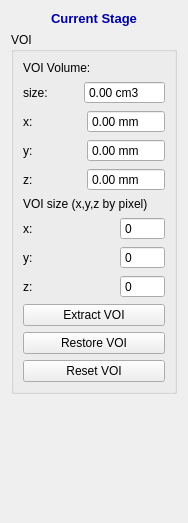
Before: the Qt Designer form codes/Controller/InteractorStyles/QInteractorStyleVOI.ui in wuzhuobin/PlaqueQuant, drawn with Qt 5.
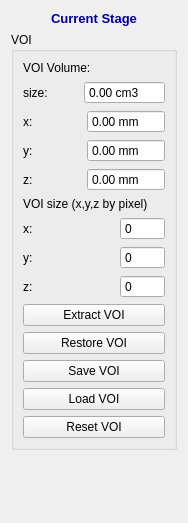
After: the same form once the commit is applied.

What changed in the file:
```diff
--- a/codes/Controller/InteractorStyles/QInteractorStyleVOI.ui
+++ b/codes/Controller/InteractorStyles/QInteractorStyleVOI.ui
@@ -336,6 +336,20 @@
           </property>
          </widget>
         </item>
+        <item>
+         <widget class="QPushButton" name="pushButtonSaveVOI">
+          <property name="text">
+           <string>Save VOI</string>
+          </property>
+         </widget>
+        </item>
+        <item>
+         <widget class="QPushButton" name="pushButtonLoadVOI">
+          <property name="text">
+           <string>Load VOI</string>
+          </property>
+         </widget>
+        </item>
         <item>
          <widget class="QPushButton" name="pushButtonResetVOI">
           <property name="text">
```
